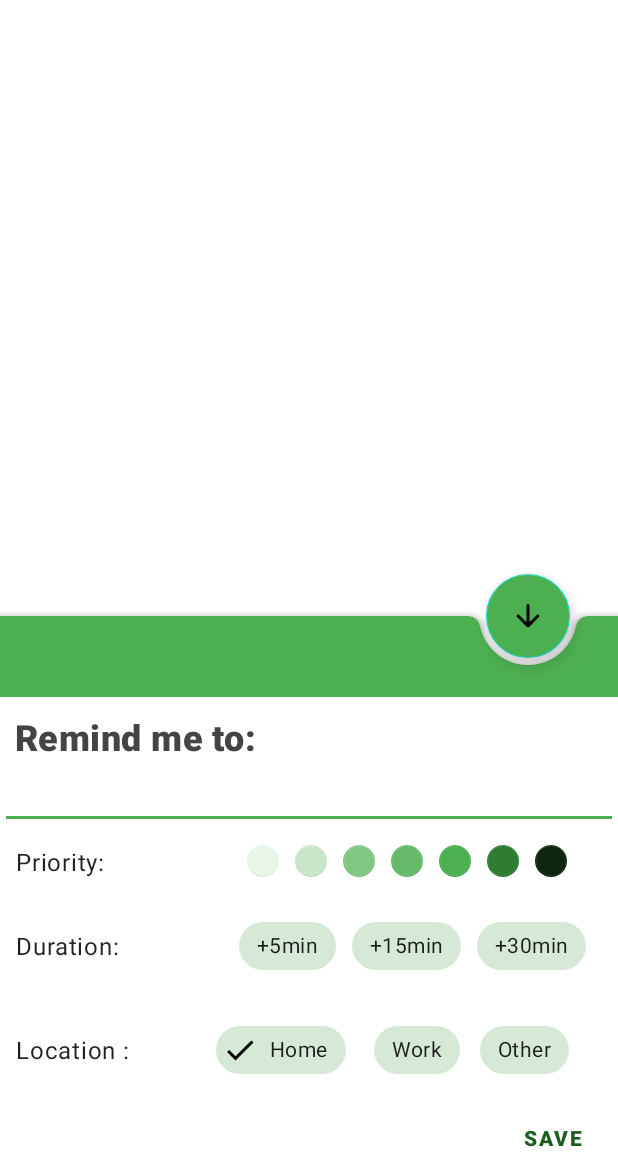
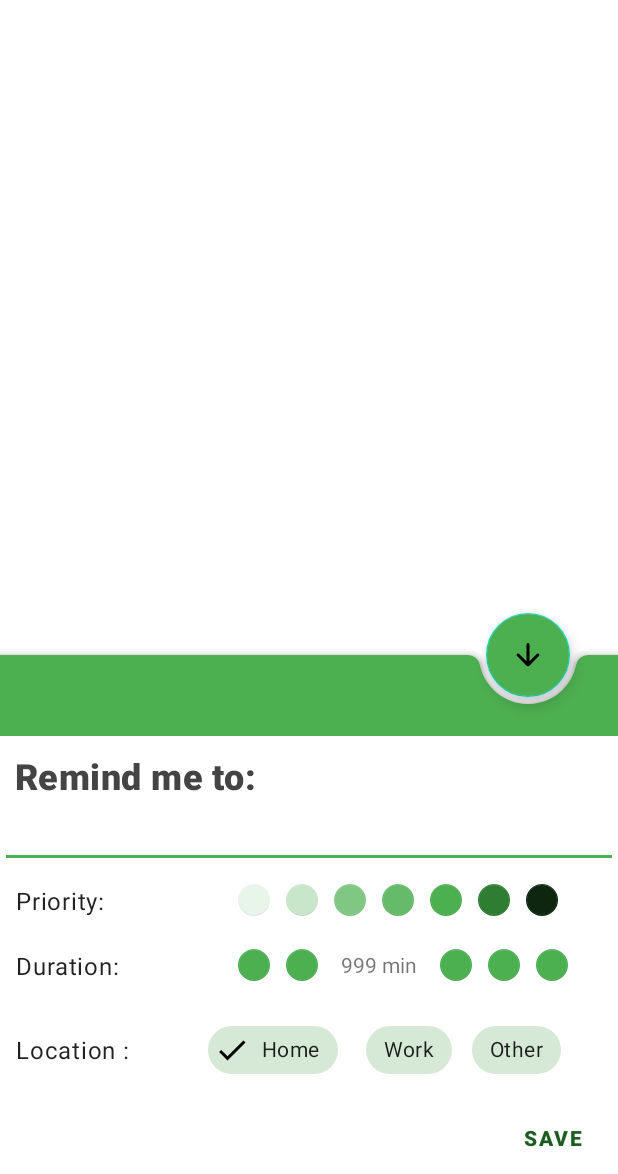
Before and after one commit to thecoderpb/Productize, an Android app: the MainActivity screen opened directly, with no data from a screen before it, after a tap on an icon or button, on a phone screen of 412 x 824 dp, the part 62-1236 px from its top. Run offline under Robolectric (Android 15) with nearby library versions, the phone set to English and light mode, and no system bars; 1 statement that could not run was skipped.

Commit message:
v1.3.4 Safe commit

```diff
--- a/app/src/main/java/com/pratik/productize/activites/MainActivity.java
+++ b/app/src/main/java/com/pratik/productize/activites/MainActivity.java
@@ -75,7 +75,10 @@ import static com.pratik.productize.utils.Constants.TASK_ID;
 
 
 public class MainActivity extends AppCompatActivity
-        implements NavigationView.OnNavigationItemSelectedListener,View.OnClickListener,View.OnKeyListener,DialogInterface.OnClickListener {
+        implements NavigationView.OnNavigationItemSelectedListener,
+        View.OnClickListener,
+        View.OnKeyListener,
+        DialogInterface.OnClickListener {
 
     private PrefManager prefManager;
     private BottomSheetBehavior bottomSheetBehavior;
@@ -88,6 +91,7 @@ public class MainActivity extends AppCompatActivity
     private FloatingActionButton p1,p2,p3,p4,p5,p6,p7;
     public TextView durationTitleTv, taskTitleTv, titleTv;
     private DrawerLayout drawer;
+    private TextView totDurationTv;
 
     @Override
     protected void onCreate(final Bundle savedInstanceState) {
@@ -117,13 +121,16 @@ public class MainActivity extends AppCompatActivity
         durationTitleTv = findViewById(R.id.toolbar_title);
         taskTitleTv = findViewById(R.id.toolbar_titles2);
         titleTv = findViewById(R.id.toolbar_title3);
+        totDurationTv = findViewById(R.id.bottom_sheet_tot_duration);
 
         Chip bottomSheetHomeButton = findViewById(R.id.bottomSheetHomeButton);
         Chip bottomSheetWorkButton = findViewById(R.id.bottomSheetWorkButton);
         Chip bottomSheetOtherButton = findViewById(R.id.bottomSheetOtherButton);
-        Chip add5m = findViewById(R.id.add5min);
-        Chip add15m = findViewById(R.id.add15min);
-        Chip add30m = findViewById(R.id.add30min);
+        FloatingActionButton add5m = findViewById(R.id.add5min);
+        FloatingActionButton add15m = findViewById(R.id.add15min);
+        FloatingActionButton add30m = findViewById(R.id.add30min);
+        FloatingActionButton sub5m = findViewById(R.id.sub5min);
+        FloatingActionButton sub15m = findViewById(R.id.sub15min);
 
         chipGroup = findViewById(R.id.bottomSheetChipGroup);
 
@@ -149,6 +156,8 @@ public class MainActivity extends AppCompatActivity
         add5m.setOnClickListener(this);
         add15m.setOnClickListener(this);
         add30m.setOnClickListener(this);
+        sub5m.setOnClickListener(this);
+        sub15m.setOnClickListener(this);
 
         chipGroup.setSingleSelection(true);
         chipGroup.check(R.id.bottomSheetHomeButton);
@@ -531,12 +540,24 @@ public class MainActivity extends AppCompatActivity
             case R.id.bottomSheetWorkButton: tags=1;break;
             case R.id.bottomSheetOtherButton: tags=-1;break;
 
-            case R.id.add5min: duration+=5;break;
-            case R.id.add15min: duration+=15;break;
-            case R.id.add30min: duration+=30;break;
+            case R.id.add5min: duration+=5  ;setDurationText(duration) ;break;
+            case R.id.add15min: duration+=15;setDurationText(duration) ;break;
+            case R.id.add30min: duration+=30;setDurationText(duration) ;break;
+            case R.id.sub5min: duration-=5  ;setDurationText(duration) ;break;
+            case R.id.sub15min: duration-=15;setDurationText(duration) ;break;
 
             case R.id.fab : fabClick();break;
         }
+    }
+
+    private void setDurationText(int duration){
+
+        if(duration < 0 ) {
+            MainActivity.duration =0;
+            duration = 0;
+        }
+        totDurationTv.setText(duration+" min");
+
     }
 
     @Override
--- a/app/src/main/java/com/pratik/productize/database/Tasks.java
+++ b/app/src/main/java/com/pratik/productize/database/Tasks.java
@@ -34,12 +34,8 @@ public class Tasks {
         this.isTaskComplete = isTaskComplete;
         this.isTaskExpired = isTaskExpired;
 
-
     }
 
-    public Date date(){
-        return getTimeStamp();
-    }
 
     public long getId() {
         return id;
--- a/app/src/main/java/com/pratik/productize/database/TasksDB.java
+++ b/app/src/main/java/com/pratik/productize/database/TasksDB.java
@@ -13,7 +13,7 @@ import androidx.room.migration.Migration;
 import androidx.sqlite.db.SupportSQLiteDatabase;
 
 
-@Database(entities = Tasks.class,exportSchema = false,version = 1)
+@Database(entities = Tasks.class,exportSchema = false,version = 3)
 public abstract class TasksDB extends RoomDatabase {
 
     private static final String DB_NAME = "tasks_db";
--- a/app/src/main/res/layout/app_bar_current_task.xml
+++ b/app/src/main/res/layout/app_bar_current_task.xml
@@ -40,7 +40,7 @@
 
                 <TextView
                     style="@style/TextAppearance.AppCompat.Widget.ActionBar.Title"
-                    android:id="@+id/toolbar_title_task3"
+                    android:id="@+id/toolbar_titles_task3"
                     android:layout_width="wrap_content"
                     android:layout_height="wrap_content"
                     />
--- a/app/src/main/res/layout/bottom_sheet.xml
+++ b/app/src/main/res/layout/bottom_sheet.xml
@@ -84,7 +84,7 @@
                 android:layout_width="wrap_content"
                 android:layout_height="wrap_content"
                 android:nextFocusForward="@id/durationBottomSheetText"
-                android:layout_weight="3"
+                android:layout_weight="2"
                 android:paddingRight="27dp"
                 android:text="Priority:" />
 
@@ -97,7 +97,6 @@
 
                 <com.google.android.material.floatingactionbutton.FloatingActionButton
                     android:id="@+id/priorityLvl1"
-                     style="@style/Widget.MaterialComponents.Chip.Filter"
                     android:layout_width="21dp"
                     android:layout_height="21dp"
                     android:layout_marginStart="5dp"
@@ -107,7 +106,6 @@
 
                 <com.google.android.material.floatingactionbutton.FloatingActionButton
                     android:id="@+id/priorityLvl2"
-                    style="@style/Widget.MaterialComponents.Chip.Filter"
                     android:layout_width="21dp"
                     android:layout_height="21dp"
                     android:layout_marginStart="5dp"
@@ -117,7 +115,6 @@
 
                 <com.google.android.material.floatingactionbutton.FloatingActionButton
                     android:id="@+id/priorityLvl3"
-                    style="@style/Widget.MaterialComponents.Chip.Filter"
                     android:layout_width="21dp"
                     android:layout_height="21dp"
                     android:layout_marginStart="5dp"
@@ -127,7 +124,6 @@
 
                 <com.google.android.material.floatingactionbutton.FloatingActionButton
                     android:id="@+id/priorityLvl4"
-                    style="@style/Widget.MaterialComponents.Chip.Filter"
                     android:layout_width="21dp"
                     android:layout_height="21dp"
                     android:layout_marginStart="5dp"
@@ -137,7 +133,6 @@
 
                 <com.google.android.material.floatingactionbutton.FloatingActionButton
                     android:id="@+id/priorityLvl5"
-                    style="@style/Widget.MaterialComponents.Chip.Choice"
                     android:layout_width="21dp"
                     android:layout_height="21dp"
                     android:layout_marginStart="5dp"
@@ -147,7 +142,6 @@
 
                 <com.google.android.material.floatingactionbutton.FloatingActionButton
                     android:id="@+id/priorityLvl6"
-                    style="@style/Widget.MaterialComponents.Chip.Choice"
                     android:layout_width="21dp"
                     android:layout_height="21dp"
                     android:layout_marginStart="5dp"
@@ -157,7 +151,6 @@
 
                 <com.google.android.material.floatingactionbutton.FloatingActionButton
                     android:id="@+id/priorityLvl7"
-                    style="@style/Widget.MaterialComponents.Chip.Choice"
                     android:layout_width="21dp"
                     android:layout_height="21dp"
                     android:layout_marginStart="5dp"
@@ -196,48 +189,81 @@
             <LinearLayout
                 android:layout_width="wrap_content"
                 android:layout_height="wrap_content"
+                android:orientation="horizontal"
+                android:layout_marginStart="10dp"
+                android:layout_marginEnd="10dp">
+
+                <com.google.android.material.floatingactionbutton.FloatingActionButton
+                    android:id="@+id/sub15min"
+                    android:layout_width="21dp"
+                    android:layout_height="21dp"
+                    android:padding="5dp"
+                    android:layout_marginStart="5dp"
+                    android:layout_marginEnd="5dp"
+                    app:backgroundTint="@color/priority5"
+                    app:elevation="0dp" />
+
+                <com.google.android.material.floatingactionbutton.FloatingActionButton
+                    android:id="@+id/sub5min"
+                    android:padding="5dp"
+                    android:layout_width="21dp"
+                    android:layout_height="21dp"
+                    android:layout_marginStart="5dp"
+                    android:layout_marginEnd="5dp"
+                    app:backgroundTint="@color/priority5"
+                    app:elevation="0dp" />
+
+                <TextView
+                    android:id="@+id/bottom_sheet_tot_duration"
+                    android:layout_width="wrap_content"
+                    android:layout_height="wrap_content"
+                    android:layout_gravity="center"
+                    android:gravity="center"
+                    android:layout_marginStart="10dp"
+                    android:layout_marginEnd="10dp"
+                    android:textSize="14sp"
+                    android:text="999 min"/>
+
+                <com.google.android.material.floatingactionbutton.FloatingActionButton
+                    android:id="@+id/add5min"
+                    android:layout_width="21dp"
+                    android:layout_height="21dp"
+                    android:layout_marginStart="5dp"
+                    android:layout_marginEnd="5dp"
+                    app:backgroundTint="@color/priority5"
+                    app:elevation="0dp" />
+
+                <com.google.android.material.floatingactionbutton.FloatingActionButton
+                    android:id="@+id/add15min"
+                    android:layout_width="21dp"
+                    android:layout_height="21dp"
+                    android:layout_marginStart="5dp"
+                    android:layout_marginEnd="5dp"
+                    app:backgroundTint="@color/priority5"
+                    app:elevation="0dp" />
+
+                <com.google.android.material.floatingactionbutton.FloatingActionButton
+                    android:id="@+id/add30min"
+                    android:layout_width="21dp"
+                    android:layout_height="21dp"
+                    android:layout_marginStart="5dp"
+                    android:layout_marginEnd="5dp"
+                    app:backgroundTint="@color/priority5"
+                    app:elevation="0dp" />
+
+
+            </LinearLayout>
+
+
+
+            <LinearLayout
+                android:layout_width="wrap_content"
+                android:layout_height="wrap_content"
                 android:layout_gravity="end"
                 android:gravity="end"
                 android:paddingEnd="5dp"
                 android:paddingStart="2dp"
-                android:layout_weight="1">
-
-                <com.google.android.material.chip.Chip
-                    android:id="@+id/add5min"
-                    style="@style/Widget.MaterialComponents.Chip.Action"
-                    android:layout_width="wrap_content"
-                    android:layout_height="wrap_content"
-                    android:layout_marginStart="5dp"
-                    android:layout_marginEnd="5dp"
-                    android:text="+5min"
-                    android:textStyle="bold"
-                    app:chipBackgroundColor="@color/colorSecondary"
-                     />
-
-                <com.google.android.material.chip.Chip
-                    android:id="@+id/add15min"
-                    style="@style/Widget.MaterialComponents.Chip.Action"
-                    android:layout_width="wrap_content"
-                    android:layout_height="wrap_content"
-                    android:layout_marginStart="5dp"
-                    android:layout_marginEnd="5dp"
-                    android:text="+15min"
-                    app:chipBackgroundColor="@color/colorSecondary"
-                     />
-
-                <com.google.android.material.chip.Chip
-                    android:id="@+id/add30min"
-                    style="@style/Widget.MaterialComponents.Chip.Action"
-                    android:layout_width="wrap_content"
-                    android:layout_height="wrap_content"
-                    android:layout_marginStart="5dp"
-                    android:layout_marginEnd="5dp"
-                    android:text="+30min"
-                    app:chipBackgroundColor="@color/colorSecondary"
-                     />
-
-
-            </LinearLayout>
+                />
 
 
 
@@ -259,7 +285,7 @@
                 android:layout_width="wrap_content"
                 android:layout_height="wrap_content"
                 android:layout_gravity="center|start"
-                android:layout_weight="3"
+                android:layout_weight="2"
                 android:gravity="center|start"
                 android:text="Location : " />
 
--- a/app/src/main/res/layout/content_current_task.xml
+++ b/app/src/main/res/layout/content_current_task.xml
@@ -23,6 +23,6 @@
         android:paddingBottom="5dp"
         app:layout_constraintBottom_toBottomOf="parent"
         app:layout_constraintEnd_toEndOf="parent"
-        android:src="@drawable/ic_arrow_down"/>
+        android:src="@drawable/ic_arrow_forward"/>
 
 </androidx.constraintlayout.widget.ConstraintLayout>
```
Also changed, not shown: app/src/main/java/com/pratik/productize/activites/ScheduleTask.java (+35 -32 lines), app/src/main/java/com/pratik/productize/utils/Converters.java (+41 -9 lines), app/src/main/res/drawable/ic_arrow_forward.xml (added, +9 -0 lines), app/src/main/res/layout/fragment_main_screen.xml (+4 -7 lines).
